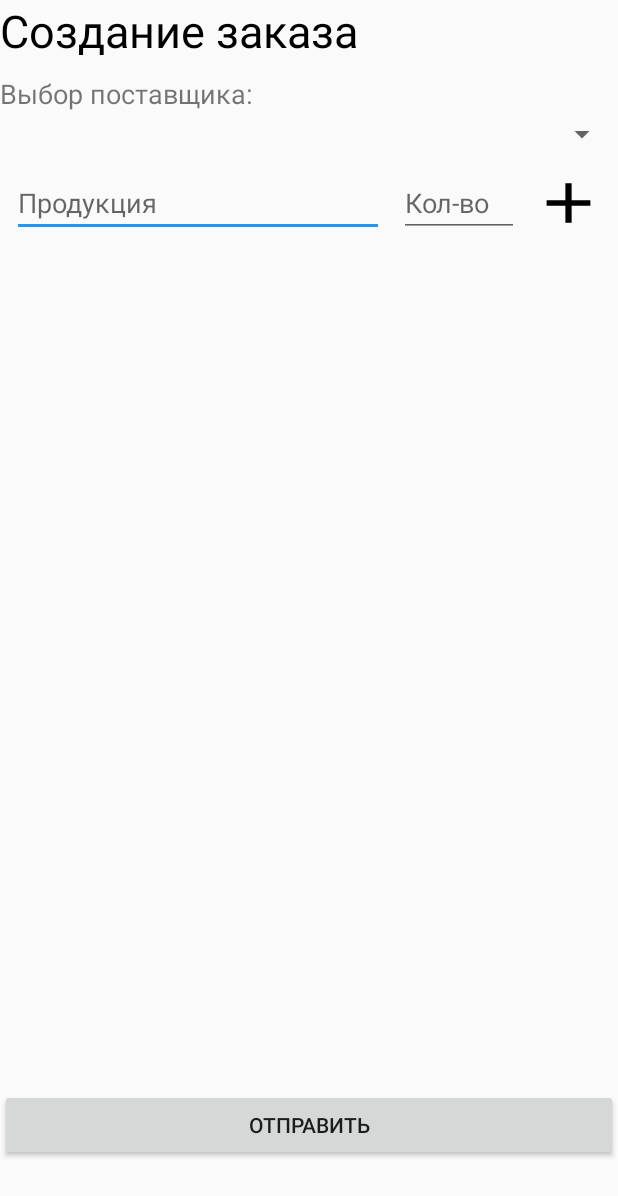
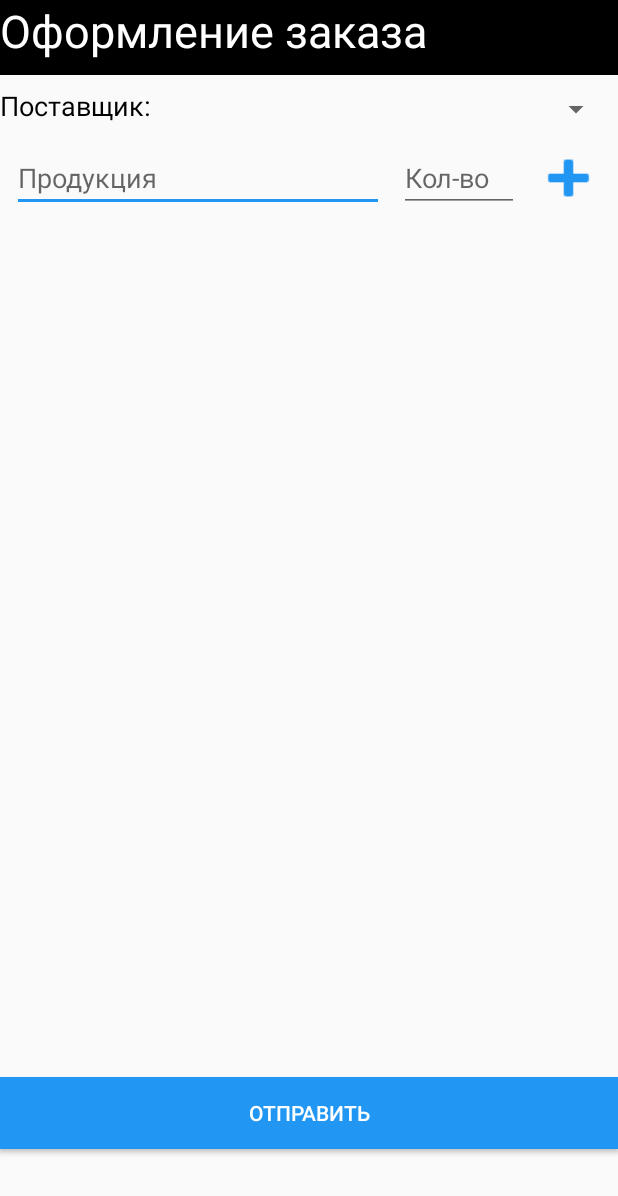
Before and after one commit to SHADESAVE/ZaObed, an Android app: the layout fragment_request_2.xml on its own in the app's theme, with its tools: preview values and no code run, on a phone screen of 412 x 824 dp. Shown: the top 1196 px of the screen. Run offline under Robolectric (Android 15) with nearby library versions, the phone set to English and light mode, and no system bars.

Commit message:
Update fragment_request_2.xml
приблизительная форма

```diff
--- a/ZaObed/app/src/main/res/layout/fragment_request_2.xml
+++ b/ZaObed/app/src/main/res/layout/fragment_request_2.xml
@@ -14,13 +14,14 @@
 
 
     <TextView
-            android:text="Создание заказа"
+            android:text="Оформление заказа"
             android:layout_width="match_parent"
             android:layout_height="50dp"
             android:id="@+id/textView"
             app:layout_constraintTop_toTopOf="parent" tools:layout_editor_absoluteX="0dp"
             android:textAlignment="viewStart" android:textSize="30sp"
-            android:textColor="@android:color/background_dark"/>
+            android:textColor="@android:color/background_light" android:background="@color/colorPrimary"
+            android:textColorHighlight="@color/colorPrimaryDark"/>
     <EditText
             android:layout_width="248dp"
             android:layout_height="45dp"
@@ -49,7 +50,8 @@
             app:layout_constraintTop_toBottomOf="@+id/spinner2"
             app:layout_constraintEnd_toEndOf="parent"
             android:layout_marginEnd="8dp"
-            android:background="@drawable/ic_add_black_48dp"/>
+            android:background="@android:drawable/ic_input_add"
+            android:backgroundTint="@color/colorAccent"/>
     <Button
             android:text="Отправить"
             android:layout_width="0dp"
@@ -57,18 +59,23 @@
             android:id="@+id/button2" app:layout_constraintEnd_toEndOf="parent"
             app:layout_constraintStart_toStartOf="parent"
             app:layout_constraintTop_toBottomOf="@+id/itemlist" app:layout_constraintBottom_toBottomOf="parent"
-    />
+            android:background="@color/colorAccent" android:textColor="@android:color/background_light"/>
     <Spinner
-            android:layout_width="411dp"
+            android:layout_width="300dp"
             android:layout_height="30dp"
             android:id="@+id/spinner2"
-            app:layout_constraintTop_toBottomOf="@+id/textView2" app:layout_constraintEnd_toEndOf="parent"
-            app:layout_constraintStart_toStartOf="parent"/>
+            app:layout_constraintTop_toBottomOf="@+id/textView"
+            android:layout_marginTop="8dp" app:layout_constraintEnd_toEndOf="parent" android:layout_marginEnd="4dp"
+    />
     <TextView
-            android:text="Выбор поставщика:"
+            android:text="Поставщик:"
             android:layout_width="wrap_content"
-            android:layout_height="wrap_content"
+            android:layout_height="30dp"
             android:id="@+id/textView2"
             app:layout_constraintTop_toBottomOf="@+id/textView" android:textSize="18sp"
-            app:layout_constraintStart_toStartOf="parent"/>
+            app:layout_constraintStart_toStartOf="parent" android:textColor="@color/colorPrimary"
+            android:layout_marginEnd="8dp" app:layout_constraintEnd_toStartOf="@+id/spinner2"
+            android:layout_marginTop="8dp" app:layout_constraintHorizontal_bias="0.0"/>
+
+
 </android.support.constraint.ConstraintLayout>
```
